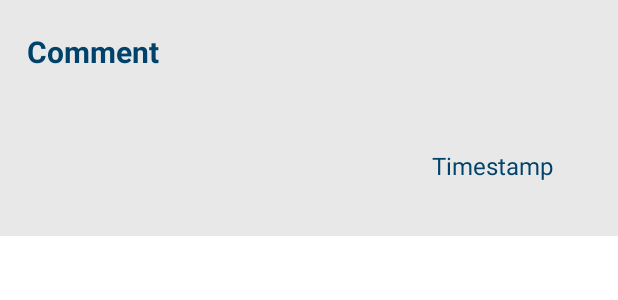
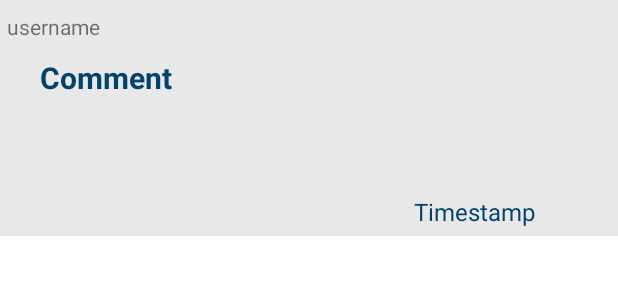
Before and after one commit to zcok29/ApronzApp, an Android app: the layout my_row_comment.xml on its own in the app's theme, with its tools: preview values and no code run, on a phone screen of 412 x 824 dp. Shown: the top 300 px of the screen. Run offline under Robolectric (Android 15) with nearby library versions, the phone set to English and light mode, and no system bars.

Commit message:
Added username to displaying of the comment.

```diff
--- a/app/src/main/java/com/example/macExplore/CommentAdapter.java
+++ b/app/src/main/java/com/example/macExplore/CommentAdapter.java
@@ -38,8 +38,10 @@ public class CommentAdapter extends RecyclerView.Adapter<CommentAdapter.MyViewHo
     public void onBindViewHolder(@NonNull MyViewHolder holder, int position) {
         String comment = commentData.get(position).content;
         String timestamp = new java.text.SimpleDateFormat("HH:mm  MM/dd/yy").format(new java.util.Date (Integer.parseInt(commentData.get(position).timestamp)*1000L));
+        String username = commentData.get(position).user;
         holder.myText1.setText(comment);
         holder.myText2.setText(timestamp);
+        holder.myText3.setText(username);
 
     }
 
@@ -49,11 +51,13 @@ public class CommentAdapter extends RecyclerView.Adapter<CommentAdapter.MyViewHo
     }
 
     public class MyViewHolder extends RecyclerView.ViewHolder {
-        TextView myText1, myText2;
+        TextView myText1, myText2, myText3;
         public MyViewHolder(@NonNull View itemView) {
             super(itemView);
             myText1 = itemView.findViewById(R.id.commentText);
             myText2 = itemView.findViewById(R.id.timestampText);
+            myText3 = itemView.findViewById(R.id.usernameText);
+
             }
     }
 }
--- a/app/src/main/res/layout/my_row_comment.xml
+++ b/app/src/main/res/layout/my_row_comment.xml
@@ -20,37 +20,50 @@
         app:layout_constraintVertical_bias="1.0">
 
         <TextView
+            android:id="@+id/usernameText"
+            android:layout_width="wrap_content"
+            android:layout_height="wrap_content"
+            android:layout_marginStart="8dp"
+            android:layout_marginLeft="8dp"
+            android:layout_marginTop="8dp"
+            android:text="username"
+            app:layout_constraintStart_toStartOf="parent"
+            app:layout_constraintTop_toTopOf="parent" />
+        <TextView
             android:id="@+id/commentText"
-            android:layout_width="297dp"
-            android:layout_height="107dp"
+            android:layout_width="359dp"
+            android:layout_height="93dp"
+            android:layout_marginTop="50dp"
+            android:layout_marginBottom="10dp"
+            android:ellipsize="marquee"
             android:gravity="left"
+            android:maxLength="100"
             android:text="Comment"
             android:textColor="#01426A"
             android:textSize="20sp"
             android:textStyle="bold"
             app:layout_constraintBottom_toBottomOf="parent"
             app:layout_constraintEnd_toEndOf="parent"
-            app:layout_constraintHorizontal_bias="0.177"
             app:layout_constraintStart_toStartOf="parent"
             app:layout_constraintTop_toTopOf="parent"
-            app:layout_constraintVertical_bias="0.9" />
+            app:layout_constraintVertical_bias="0.521" />
+
+    </androidx.constraintlayout.widget.ConstraintLayout>
 
     <TextView
         android:id="@+id/timestampText"
         android:layout_width="128dp"
         android:layout_height="28dp"
-
+        android:layout_marginTop="10dp"
+        android:layout_marginEnd="8dp"
+        android:layout_marginRight="8dp"
+        android:layout_marginBottom="10dp"
         android:gravity="left"
         android:text="Timestamp"
         android:textColor="#01426A"
         android:textSize="16sp"
         app:layout_constraintBottom_toBottomOf="parent"
         app:layout_constraintEnd_toEndOf="parent"
-            app:layout_constraintHorizontal_bias="1.0"
-            app:layout_constraintStart_toStartOf="@+id/commentText"
-            app:layout_constraintTop_toTopOf="parent"
-            app:layout_constraintVertical_bias="0.975" />
+        app:layout_constraintTop_toBottomOf="@+id/constraintLayout2" />
 
 </androidx.constraintlayout.widget.ConstraintLayout>
-
-</androidx.constraintlayout.widget.ConstraintLayout>
```
Also changed, not shown: app/src/main/java/com/example/macExplore/CommentPageActivity.java (+22 -9 lines), app/src/main/java/com/example/macExplore/login/SignUpActivity.java (+11 -0 lines). Lines whose indentation alone changed are shown as unchanged.
